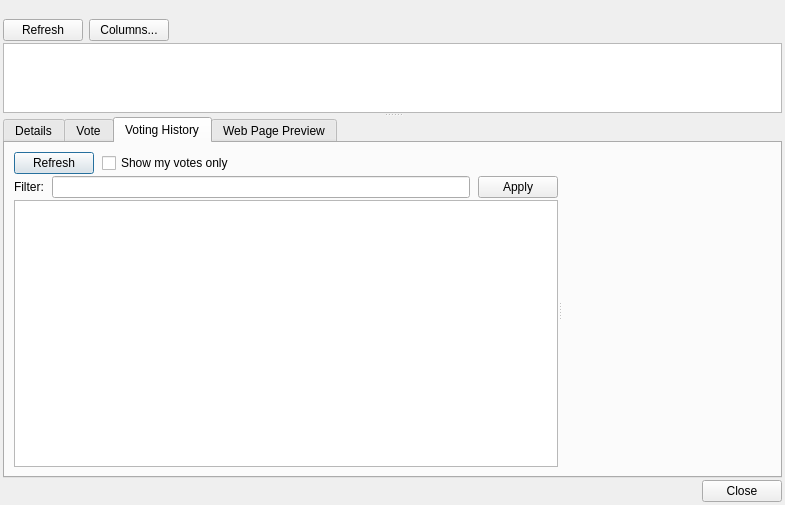
Before: the Qt Designer form src/ui/ui_proposals.ui in Bertrand256/dash-masternode-tool, drawn with Qt 5.
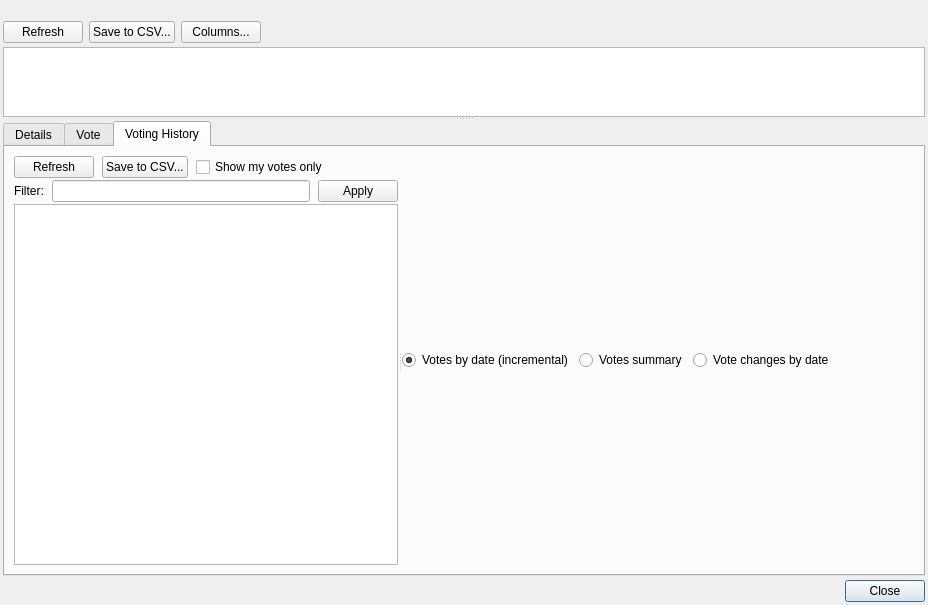
After: the same form once the commit is applied. The open tabs and pages were chosen to show the change.

The edit to the form file:
```diff
--- a/src/ui/ui_proposals.ui
+++ b/src/ui/ui_proposals.ui
@@ -6,8 +6,8 @@
    <rect>
     <x>0</x>
     <y>0</y>
-    <width>785</width>
-    <height>505</height>
+    <width>928</width>
+    <height>605</height>
    </rect>
   </property>
   <property name="windowTitle">
@@ -18,7 +18,7 @@
   </property>
   <layout class="QVBoxLayout" name="verticalLayout">
    <property name="spacing">
-    <number>2</number>
+    <number>4</number>
    </property>
    <property name="leftMargin">
     <number>3</number>
@@ -58,7 +58,17 @@
       </widget>
      </item>
      <item>
-      <widget class="QPushButton" name="btnColumnsProposals">
+      <widget class="QPushButton" name="btnProposalsSaveToCSV">
+       <property name="text">
+        <string>Save to CSV...</string>
+       </property>
+       <property name="autoDefault">
+        <bool>false</bool>
+       </property>
+      </widget>
+     </item>
+     <item>
+      <widget class="QPushButton" name="btnProposalsColumns">
        <property name="text">
         <string>Columns...</string>
        </property>
@@ -649,6 +659,19 @@
                 <property name="text">
                  <string>Refresh</string>
                 </property>
+                <property name="autoDefault">
+                 <bool>false</bool>
+                </property>
+               </widget>
+              </item>
+              <item>
+               <widget class="QPushButton" name="btnVotesSaveToCSV">
+                <property name="text">
+                 <string>Save to CSV...</string>
+                </property>
+                <property name="autoDefault">
+                 <bool>false</bool>
+                </property>
                </widget>
               </item>
               <item>
@@ -696,6 +719,9 @@
                 <property name="text">
                  <string>Apply</string>
                 </property>
+                <property name="autoDefault">
+                 <bool>false</bool>
+                </property>
                </widget>
               </item>
              </layout>
@@ -708,44 +734,62 @@
                 <verstretch>0</verstretch>
                </sizepolicy>
               </property>
+              <attribute name="verticalHeaderVisible">
+               <bool>false</bool>
+              </attribute>
              </widget>
             </item>
            </layout>
           </widget>
-          <widget class="QWidget" name="widget" native="true"/>
+          <widget class="QWidget" name="verticalLayoutWidget">
+           <layout class="QVBoxLayout" name="layoutVotesChart">
+            <item>
+             <layout class="QHBoxLayout" name="horizontalLayout_3">
+              <item>
+               <widget class="QRadioButton" name="rbVotesChartIncremental">
+                <property name="text">
+                 <string>Votes by date (incremental)</string>
+                </property>
+                <property name="checked">
+                 <bool>true</bool>
+                </property>
+               </widget>
+              </item>
+              <item>
+               <widget class="QRadioButton" name="rbVotesChartFinal">
+                <property name="text">
+                 <string>Votes summary</string>
+                </property>
+               </widget>
+              </item>
+              <item>
+               <widget class="QRadioButton" name="rbVotesChartChanges">
+                <property name="text">
+                 <string>Vote changes by date</string>
+                </property>
+               </widget>
+              </item>
+              <item>
+               <spacer name="horizontalSpacer_8">
+                <property name="orientation">
+                 <enum>Qt::Horizontal</enum>
+                </property>
+                <property name="sizeHint" stdset="0">
+                 <size>
+                  <width>40</width>
+                  <height>20</height>
+                 </size>
+                </property>
+               </spacer>
+              </item>
+             </layout>
+            </item>
+           </layout>
+          </widget>
          </widget>
         </item>
        </layout>
       </widget>
-      <widget class="QWidget" name="tabWebPreview">
-       <attribute name="title">
-        <string>Web Page Preview</string>
-       </attribute>
-       <layout class="QVBoxLayout" name="verticalLayout_3">
-        <item>
-         <layout class="QVBoxLayout" name="layoutWebPreview">
-          <item>
-           <layout class="QHBoxLayout" name="layoutURL">
-            <item>
-             <widget class="QLabel" name="label">
-              <property name="text">
-               <string>URL: </string>
-              </property>
-             </widget>
-            </item>
-            <item>
-             <widget class="QLineEdit" name="edtURL">
-              <property name="readOnly">
-               <bool>true</bool>
-              </property>
-             </widget>
-            </item>
-           </layout>
-          </item>
-         </layout>
-        </item>
-       </layout>
-      </widget>
      </widget>
     </widget>
    </item>
```
Left out of the diff: 153 changed lines with no effect on the pictures.
